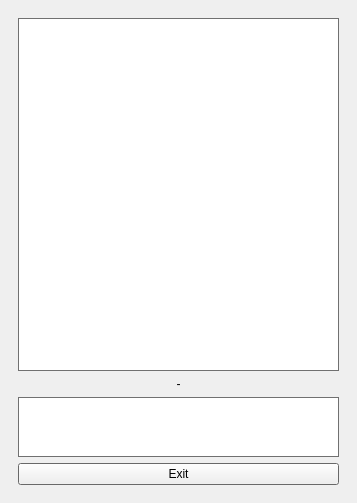
takyonxxx/HeartBeatOpenCv, file mainwindow.ui: the form before one commit.
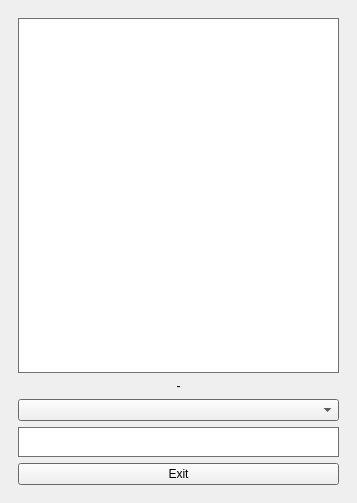
The form after the commit.

What changed in the file:
```diff
--- a/mainwindow.ui
+++ b/mainwindow.ui
@@ -95,6 +95,16 @@
         <widget class="QWidget" name="viewfinderPage">
          <layout class="QGridLayout" name="gridLayout_5">
           <item row="3" column="0">
+           <widget class="QTextBrowser" name="m_textStatus">
+            <property name="maximumSize">
+             <size>
+              <width>16777215</width>
+              <height>30</height>
+             </size>
+            </property>
+           </widget>
+          </item>
+          <item row="4" column="0">
            <widget class="QPushButton" name="pushExit">
             <property name="text">
              <string>Exit</string>
@@ -115,14 +125,7 @@
            </widget>
           </item>
           <item row="2" column="0">
-           <widget class="QTextBrowser" name="m_textStatus">
-            <property name="maximumSize">
-             <size>
-              <width>16777215</width>
-              <height>60</height>
-             </size>
-            </property>
-           </widget>
+           <widget class="QComboBox" name="cameraComboBox"/>
           </item>
          </layout>
         </widget>
```
Left out of the diff: 6 changed lines with no effect on the pictures.
